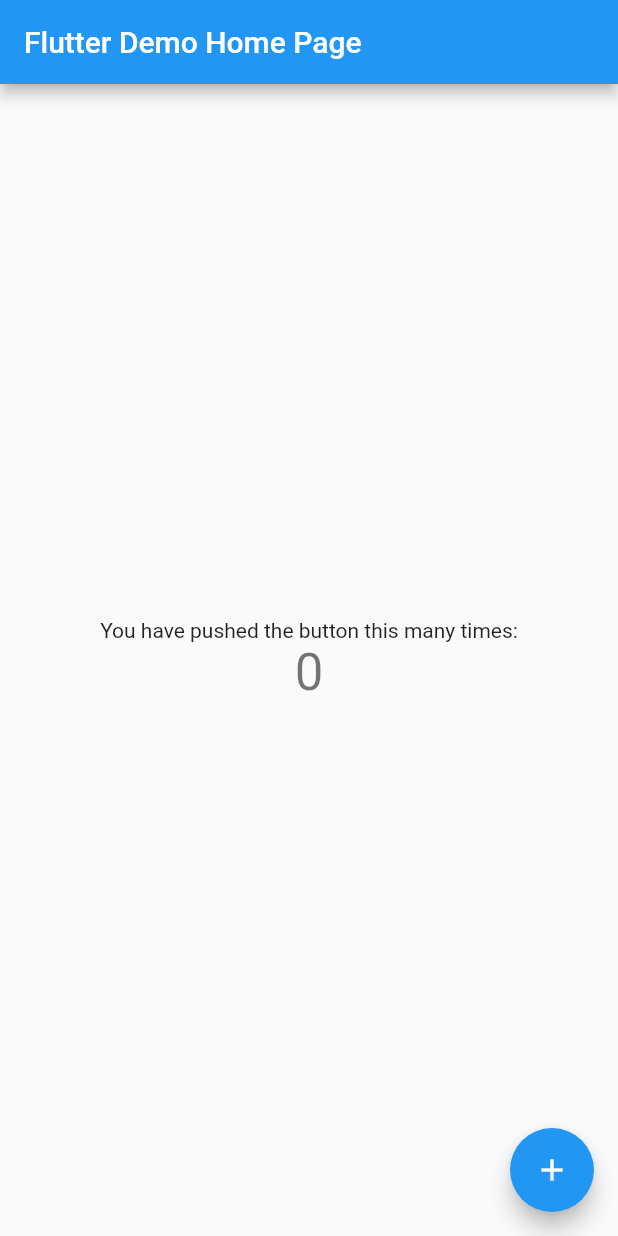
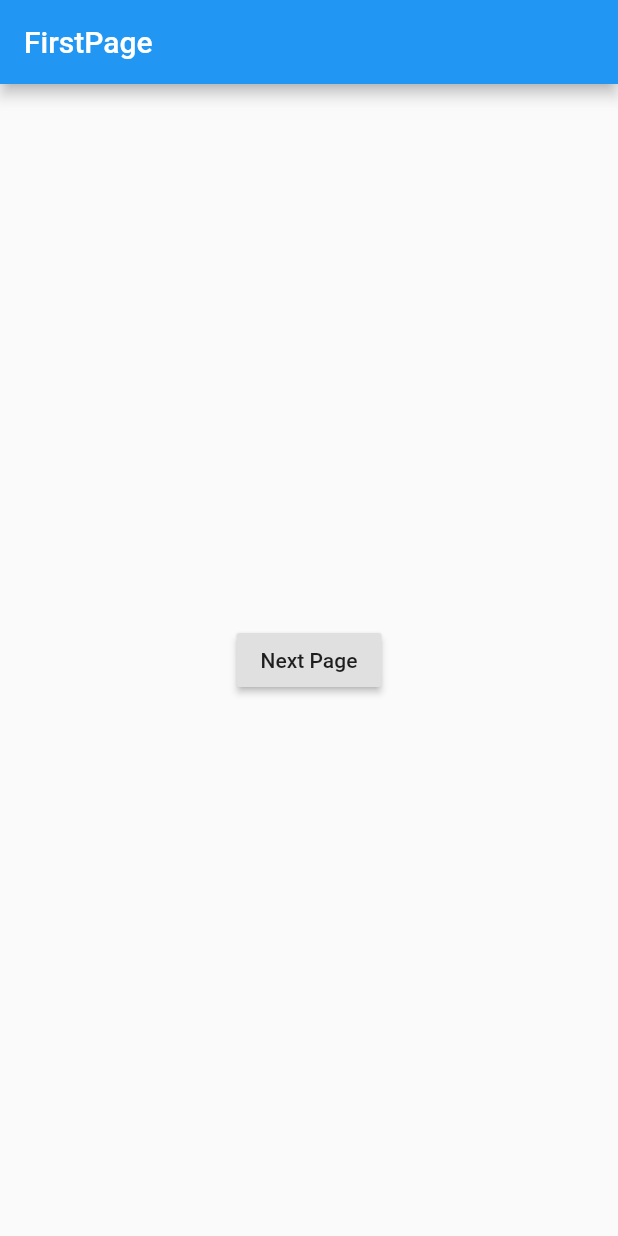
Before and after one commit to selfstudymaster/flutter_code_practice_app, a Flutter app: the screen it shows after launch, on a phone screen of 412 x 824 dp. Run offline on Flutter 3.47's test engine with Material 2 defaults, Android fonts, the phone set to English and light mode, and no system bars.

Commit message:
ページ遷移に機能変更

```diff
--- a/lib/main.dart
+++ b/lib/main.dart
@@ -1,117 +1,61 @@
-import 'package:flutter/material.dart';
+import 'package:flutter/material.dart'; // マテリアルデザイン
 
+// mainからMyApp
 void main() {
   runApp(MyApp());
 }
 
 class MyApp extends StatelessWidget {
-  // This widget is the root of your application.
+  // ステートレスはビルドメソッドを持つ
   @override
   Widget build(BuildContext context) {
     return MaterialApp(
-      title: 'Flutter Demo',
+      title: 'MaterialAppのtitle:プロパティ',
       theme: ThemeData(
-        // This is the theme of your application.
-        //
-        // Try running your application with "flutter run". You'll see the
-        // application has a blue toolbar. Then, without quitting the app, try
-        // changing the primarySwatch below to Colors.green and then invoke
-        // "hot reload" (press "r" in the console where you ran "flutter run",
-        // or simply save your changes to "hot reload" in a Flutter IDE).
-        // Notice that the counter didn't reset back to zero; the application
-        // is not restarted.
         primarySwatch: Colors.blue,
-        // This makes the visual density adapt to the platform that you run
-        // the app on. For desktop platforms, the controls will be smaller and
-        // closer together (more dense) than on mobile platforms.
-        visualDensity: VisualDensity.adaptivePlatformDensity,
       ),
-      home: MyHomePage(title: 'Flutter Demo Home Page'),
+      home: FirstPage(),
     );
   }
 }
 
-class MyHomePage extends StatefulWidget {
-  MyHomePage({Key key, this.title}) : super(key: key);
-
-  // This widget is the home page of your application. It is stateful, meaning
-  // that it has a State object (defined below) that contains fields that affect
-  // how it looks.
-
-  // This class is the configuration for the state. It holds the values (in this
-  // case the title) provided by the parent (in this case the App widget) and
-  // used by the build method of the State. Fields in a Widget subclass are
-  // always marked "final".
-
-  final String title;
-
-  @override
-  _MyHomePageState createState() => _MyHomePageState();
-}
-
-class _MyHomePageState extends State<MyHomePage> {
-  int _counter = 0;
-
-  void _incrementCounter() {
-    setState(() {
-      // This call to setState tells the Flutter framework that something has
-      // changed in this State, which causes it to rerun the build method below
-      // so that the display can reflect the updated values. If we changed
-      // _counter without calling setState(), then the build method would not be
-      // called again, and so nothing would appear to happen.
-      _counter++;
-    });
-  }
-
-  @override
+class FirstPage extends StatelessWidget {
   Widget build(BuildContext context) {
-    // This method is rerun every time setState is called, for instance as done
-    // by the _incrementCounter method above.
-    //
-    // The Flutter framework has been optimized to make rerunning build methods
-    // fast, so that you can just rebuild anything that needs updating rather
-    // than having to individually change instances of widgets.
     return Scaffold(
-      appBar: AppBar(
-        // Here we take the value from the MyHomePage object that was created by
-        // the App.build method, and use it to set our appbar title.
-        title: Text(widget.title),
-      ),
+      appBar: AppBar(title: const Text('FirstPage')),
       body: Center(
-        // Center is a layout widget. It takes a single child and positions it
-        // in the middle of the parent.
-        child: Column(
-          // Column is also a layout widget. It takes a list of children and
-          // arranges them vertically. By default, it sizes itself to fit its
-          // children horizontally, and tries to be as tall as its parent.
-          //
-          // Invoke "debug painting" (press "p" in the console, choose the
-          // "Toggle Debug Paint" action from the Flutter Inspector in Android
-          // Studio, or the "Toggle Debug Paint" command in Visual Studio Code)
-          // to see the wireframe for each widget.
-          //
-          // Column has various properties to control how it sizes itself and
-          // how it positions its children. Here we use mainAxisAlignment to
-          // center the children vertically; the main axis here is the vertical
-          // axis because Columns are vertical (the cross axis would be
-          // horizontal).
-          mainAxisAlignment: MainAxisAlignment.center,
-          children: <Widget>[
-            Text(
-              'You have pushed the button this many times:',
-            ),
-            Text(
-              '$_counter',
-              style: Theme.of(context).textTheme.headline4,
-            ),
-          ],
+        child: RaisedButton(
+          // ボタン押下でpushする
+          onPressed: () {
+            Navigator.push(
+              context,
+              MaterialPageRoute(builder: (context) {
+                return SecondPage();
+              }),
+            );
+          },
+          // ボタン内のテキスト
+          child: Text('Next Page'),
         ),
       ),
-      floatingActionButton: FloatingActionButton(
-        onPressed: _incrementCounter,
-        tooltip: 'Increment',
-        child: Icon(Icons.add),
-      ), // This trailing comma makes auto-formatting nicer for build methods.
     );
   }
 }
+
+class SecondPage extends StatelessWidget {
+  Widget build(BuildContext context) {
+    return Scaffold(
+      appBar: AppBar(title: const Text('Second Page')),
+      body: Center(
+        child: RaisedButton(
+          // ボタン押下でpopする
+          onPressed: () {
+            Navigator.pop(context);
+          },
+          // ボタン内のテキスト
+          child: Text('Go Back'),
+        ),
+      ),
+    );
+  }
+}
```
